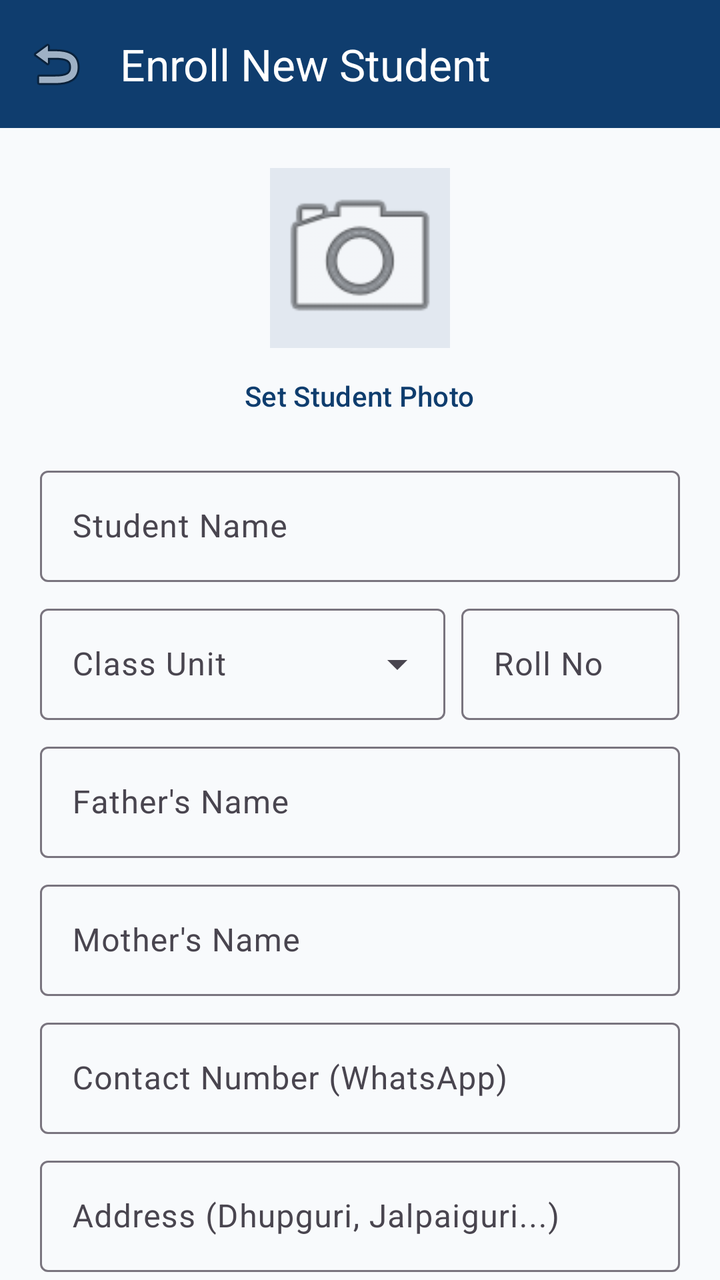
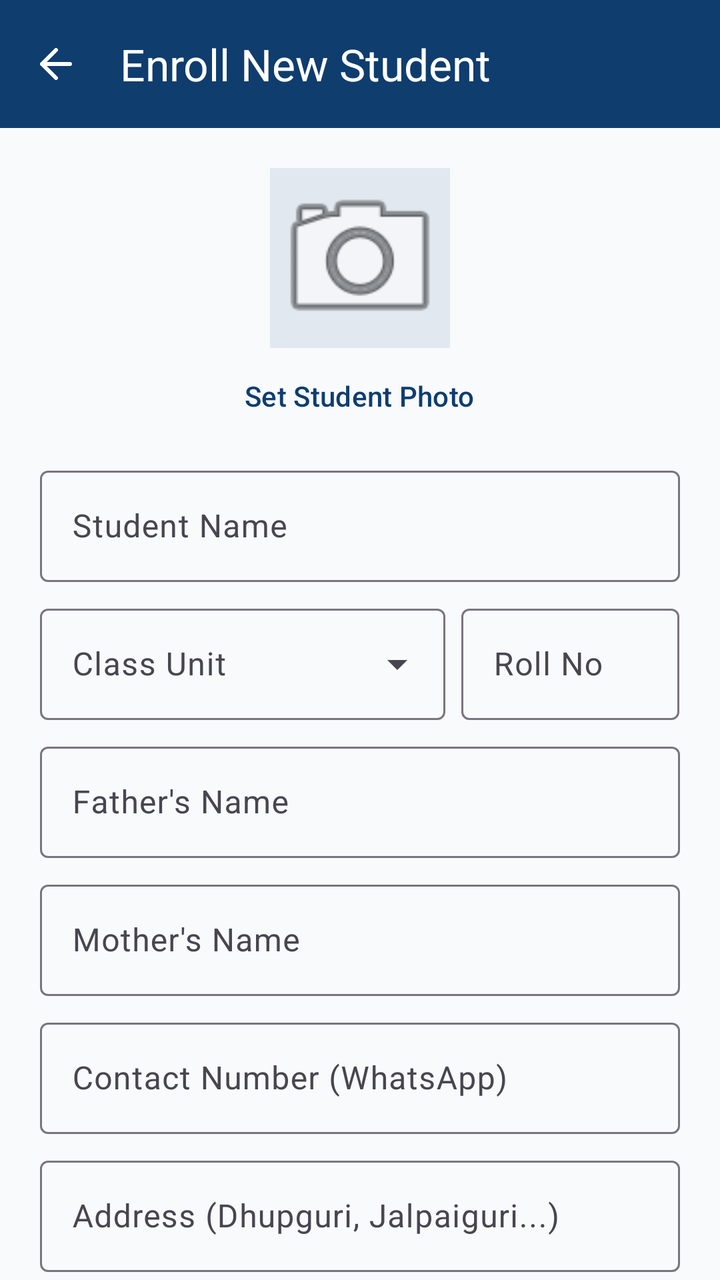

Screens rendered from an Android XML layout before and after an edit, with the pre-edit source and the edit as a unified diff.
<!-- AndroidManifest.xml: application theme Theme.SchoolManager -->
<!-- res/layout/activity_add_student.xml -->
<?xml version="1.0" encoding="utf-8"?>
<androidx.coordinatorlayout.widget.CoordinatorLayout
    xmlns:android="http://schemas.android.com/apk/res/android"
    xmlns:app="http://schemas.android.com/apk/res-auto"
    android:layout_width="match_parent"
    android:layout_height="match_parent"
    android:background="#F8FAFC">

    <com.google.android.material.appbar.AppBarLayout
        android:layout_width="match_parent"
        android:layout_height="wrap_content">

        <com.google.android.material.appbar.MaterialToolbar
            android:id="@+id/toolbar"
            android:layout_width="match_parent"
            android:layout_height="?attr/actionBarSize"
            android:background="#0F3D6E"
            app:title="Enroll New Student"
            app:titleTextColor="@android:color/white"
            app:navigationIcon="@android:drawable/ic_menu_revert" />
    </com.google.android.material.appbar.AppBarLayout>

    <androidx.core.widget.NestedScrollView
        android:layout_width="match_parent"
        android:layout_height="match_parent"
        app:layout_behavior="@string/appbar_scrolling_view_behavior">

        <LinearLayout
            android:layout_width="match_parent"
            android:layout_height="wrap_content"
            android:orientation="vertical"
            android:padding="20dp">

            <LinearLayout
                android:layout_width="match_parent"
                android:layout_height="wrap_content"
                android:gravity="center"
                android:orientation="vertical">

                <ImageView
                    android:id="@+id/ivStudentPhoto"
                    android:layout_width="90dp"
                    android:layout_height="90dp"
                    android:background="#E2E8F0"
                    android:scaleType="centerCrop"
                    android:src="@android:drawable/ic_menu_camera" />

                <com.google.android.material.button.MaterialButton
                    android:id="@+id/btnUploadPhoto"
                    style="@style/Widget.Material3.Button.TextButton"
                    android:layout_width="wrap_content"
                    android:layout_height="wrap_content"
                    android:text="Set Student Photo"
                    android:textColor="#0F3D6E" />
            </LinearLayout>

            <com.google.android.material.textfield.TextInputLayout
                style="@style/Widget.Material3.TextInputLayout.OutlinedBox"
                android:layout_width="match_parent"
                android:layout_height="wrap_content"
                android:layout_marginTop="8dp"
                android:hint="Student Name">
                <com.google.android.material.textfield.TextInputEditText
                    android:id="@+id/etStudentName"
                    android:layout_width="match_parent"
                    android:layout_height="wrap_content" />
            </com.google.android.material.textfield.TextInputLayout>

            <LinearLayout
                android:layout_width="match_parent"
                android:layout_height="wrap_content"
                android:layout_marginTop="8dp"
                android:orientation="horizontal">

                <com.google.android.material.textfield.TextInputLayout
                    style="@style/Widget.Material3.TextInputLayout.OutlinedBox.ExposedDropdownMenu"
                    android:layout_width="0dp"
                    android:layout_height="wrap_content"
                    android:layout_weight="1.3"
                    android:layout_marginEnd="4dp"
                    android:hint="Class Unit">
                    <AutoCompleteTextView
                        android:id="@+id/actvClass"
                        android:layout_width="match_parent"
                        android:layout_height="wrap_content"
                        android:inputType="none" />
                </com.google.android.material.textfield.TextInputLayout>

                <com.google.android.material.textfield.TextInputLayout
                    style="@style/Widget.Material3.TextInputLayout.OutlinedBox"
                    android:layout_width="0dp"
                    android:layout_height="wrap_content"
                    android:layout_weight="0.7"
                    android:layout_marginStart="4dp"
                    android:hint="Roll No">
                    <com.google.android.material.textfield.TextInputEditText
                        android:id="@+id/etRollNo"
                        android:layout_width="match_parent"
                        android:layout_height="wrap_content"
                        android:inputType="number" />
                </com.google.android.material.textfield.TextInputLayout>
            </LinearLayout>

            <com.google.android.material.textfield.TextInputLayout
                style="@style/Widget.Material3.TextInputLayout.OutlinedBox"
                android:layout_width="match_parent"
                android:layout_height="wrap_content"
                android:layout_marginTop="8dp"
                android:hint="Father's Name">
                <com.google.android.material.textfield.TextInputEditText
                    android:id="@+id/etFatherName"
                    android:layout_width="match_parent"
                    android:layout_height="wrap_content" />
            </com.google.android.material.textfield.TextInputLayout>

            <com.google.android.material.textfield.TextInputLayout
                style="@style/Widget.Material3.TextInputLayout.OutlinedBox"
                android:layout_width="match_parent"
                android:layout_height="wrap_content"
                android:layout_marginTop="8dp"
                android:hint="Mother's Name">
                <com.google.android.material.textfield.TextInputEditText
                    android:id="@+id/etMotherName"
                    android:layout_width="match_parent"
                    android:layout_height="wrap_content" />
            </com.google.android.material.textfield.TextInputLayout>

            <com.google.android.material.textfield.TextInputLayout
                style="@style/Widget.Material3.TextInputLayout.OutlinedBox"
                android:layout_width="match_parent"
                android:layout_height="wrap_content"
                android:layout_marginTop="8dp"
                android:hint="Contact Number (WhatsApp)">
                <com.google.android.material.textfield.TextInputEditText
                    android:id="@+id/etContactPhone"
                    android:layout_width="match_parent"
                    android:layout_height="wrap_content"
                    android:inputType="phone" />
            </com.google.android.material.textfield.TextInputLayout>

            <com.google.android.material.textfield.TextInputLayout
                style="@style/Widget.Material3.TextInputLayout.OutlinedBox"
                android:layout_width="match_parent"
                android:layout_height="wrap_content"
                android:layout_marginTop="8dp"
                android:hint="Address (Dhupguri, Jalpaiguri...)">
                <com.google.android.material.textfield.TextInputEditText
                    android:id="@+id/etAddress"
                    android:layout_width="match_parent"
                    android:layout_height="wrap_content" />
            </com.google.android.material.textfield.TextInputLayout>

            <com.google.android.material.button.MaterialButton
                android:id="@+id/btnSaveStudent"
                android:layout_width="match_parent"
                android:layout_height="54dp"
                android:layout_marginTop="20dp"
                android:text="Enroll Student"
                android:textStyle="bold"
                app:cornerRadius="12dp"
                app:backgroundTint="#0F3D6E" />

        </LinearLayout>
    </androidx.core.widget.NestedScrollView>
</androidx.coordinatorlayout.widget.CoordinatorLayout>
<!-- resources referenced by this layout -->
<resources>
  <style name="Theme.SchoolManager" parent="Theme.Material3.DayNight.NoActionBar">
          <item name="colorPrimary">#0F3D6E</item>
          <item name="colorOnPrimary">#FFFFFF</item>
          <item name="colorSecondary">#D97706</item>
          
          <item name="colorSecondaryContainer">#FEF3C7</item>
          <item name="colorOnSecondaryContainer">#0F3D6E</item>
          <item name="android:statusBarColor">#0F3D6E</item>
          <item name="android:windowLightStatusBar">false</item>
      </style>
</resources>

<!-- the commit's change to res/layout/activity_add_student.xml (unified diff, before → after) -->
@@ -17,7 +17,7 @@
             android:background="#0F3D6E"
             app:title="Enroll New Student"
             app:titleTextColor="@android:color/white"
-            app:navigationIcon="@android:drawable/ic_menu_revert" />
+            app:navigationIcon="@drawable/ic_arrow_back_modern" />
     </com.google.android.material.appbar.AppBarLayout>
 
     <androidx.core.widget.NestedScrollView
<!-- resource entries referenced after the edit -->
@@ -1,5 +1,7 @@
 <!-- resources referenced by this layout -->
 <resources>
+  <!-- drawable ic_arrow_back_modern (drawable) -->
+  <vector xmlns:android="http://schemas.android.com/apk/res/android" android:width="24dp" android:height="24dp" android:viewportWidth="24" android:viewportHeight="24"><path android:fillColor="@android:color/transparent" android:strokeColor="#FFFFFF" android:strokeWidth="2" android:strokeLineCap="round" android:strokeLineJoin="round" android:pathData="M19 12H5m0 0 7-7m-7 7 7 7"/></vector>
   <style name="Theme.SchoolManager" parent="Theme.Material3.DayNight.NoActionBar">
           <item name="colorPrimary">#0F3D6E</item>
           <item name="colorOnPrimary">#FFFFFF</item>
